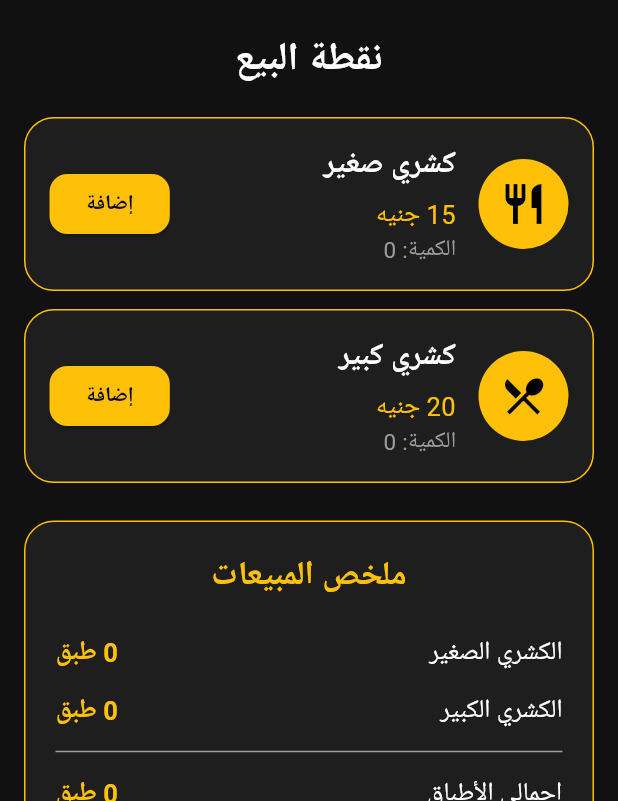
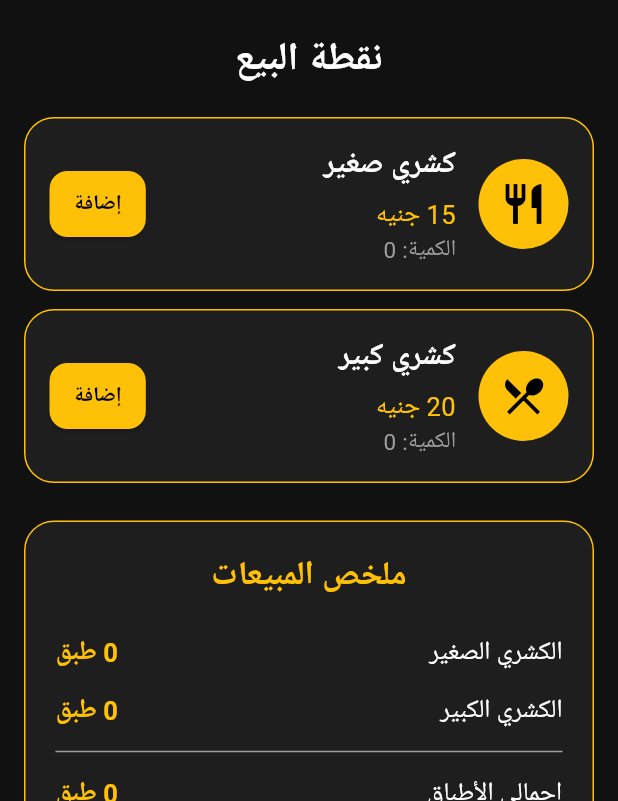
Before and after one commit to bestdelar4-netizen/CASHIER-PRO, a Flutter app: the screen it shows after launch, on a phone screen of 412 x 824 dp, the part 435-1236 px from its top. Run offline on Flutter 3.47's test engine with Material 3 defaults, Android fonts, the phone set to English and light mode, and no system bars.

Commit message:
Update main.dart

```diff
--- a/lib/main.dart
+++ b/lib/main.dart
@@ -1,6 +1,7 @@
 import 'package:flutter/material.dart';
 
 void main() {
+  WidgetsFlutterBinding.ensureInitialized();
   runApp(const KosharyApp());
 }
 
@@ -11,16 +12,17 @@ class KosharyApp extends StatelessWidget {
   Widget build(BuildContext context) {
     return MaterialApp(
       debugShowCheckedModeBanner: false,
+
+      // اسم التطبيق
       title: 'كشري أم سيف',
+
       theme: ThemeData(
         useMaterial3: true,
         colorSchemeSeed: Colors.amber,
         scaffoldBackgroundColor: const Color(0xFF111111),
       ),
-      home: const Directionality(
-        textDirection: TextDirection.rtl,
-        child: HomePage(),
-      ),
+
+      home: const HomePage(),
     );
   }
 }
@@ -36,9 +38,9 @@ class _HomePageState extends State<HomePage> {
   int smallCount = 0;
   int largeCount = 0;
 
-  double get total {
-    return (smallCount * 15) + (largeCount * 20);
-  }
+  int get totalDishes => smallCount + largeCount;
+
+  int get total => (smallCount * 15) + (largeCount * 20);
 
   void addSmall() {
     setState(() {
@@ -61,23 +63,29 @@ class _HomePageState extends State<HomePage> {
 
   @override
   Widget build(BuildContext context) {
-    return Scaffold(
+    return Directionality(
+      textDirection: TextDirection.rtl,
+      child: Scaffold(
         appBar: AppBar(
           title: const Text(
             'كشري أم سيف',
             style: TextStyle(
               fontWeight: FontWeight.bold,
+              fontSize: 22,
             ),
           ),
           centerTitle: true,
           backgroundColor: Colors.black,
           foregroundColor: Colors.amber,
         ),
+
         body: SingleChildScrollView(
           padding: const EdgeInsets.all(16),
           child: Column(
             children: [
+              // اللوجو
               Container(
+                width: double.infinity,
                 padding: const EdgeInsets.all(12),
                 decoration: BoxDecoration(
                   color: Colors.black,
@@ -94,6 +102,8 @@ class _HomePageState extends State<HomePage> {
                     height: 190,
                     width: double.infinity,
                     fit: BoxFit.contain,
+
+                    // لو الصورة حصل فيها مشكلة التطبيق مش هيقفل
                     errorBuilder: (context, error, stackTrace) {
                       return const SizedBox(
                         height: 190,
@@ -123,6 +133,7 @@ class _HomePageState extends State<HomePage> {
 
               const SizedBox(height: 20),
 
+              // الكشري الصغير
               _productCard(
                 title: 'كشري صغير',
                 price: 15,
@@ -133,6 +144,7 @@ class _HomePageState extends State<HomePage> {
 
               const SizedBox(height: 12),
 
+              // الكشري الكبير
               _productCard(
                 title: 'كشري كبير',
                 price: 20,
@@ -143,6 +155,7 @@ class _HomePageState extends State<HomePage> {
 
               const SizedBox(height: 25),
 
+              // ملخص المبيعات
               Container(
                 width: double.infinity,
                 padding: const EdgeInsets.all(20),
@@ -182,13 +195,13 @@ class _HomePageState extends State<HomePage> {
 
                     _summaryRow(
                       'إجمالي الأطباق',
-                    '${smallCount + largeCount} طبق',
+                      '$totalDishes طبق',
                     ),
 
                     const SizedBox(height: 10),
 
                     Text(
-                    'الإجمالي: ${total.toStringAsFixed(0)} جنيه',
+                      'الإجمالي: $total جنيه',
                       style: const TextStyle(
                         color: Colors.greenAccent,
                         fontSize: 24,
@@ -201,6 +214,7 @@ class _HomePageState extends State<HomePage> {
 
               const SizedBox(height: 20),
 
+              // زر تصفير المبيعات
               SizedBox(
                 width: double.infinity,
                 height: 55,
@@ -223,7 +237,10 @@ class _HomePageState extends State<HomePage> {
                   ),
                 ),
               ),
+
+              const SizedBox(height: 20),
             ],
+          ),
         ),
       ),
     );
@@ -293,11 +310,17 @@ class _HomePageState extends State<HomePage> {
             ),
           ),
 
+          const SizedBox(width: 10),
+
           ElevatedButton(
             onPressed: onPressed,
             style: ElevatedButton.styleFrom(
               backgroundColor: Colors.amber,
               foregroundColor: Colors.black,
+              padding: const EdgeInsets.symmetric(
+                horizontal: 16,
+                vertical: 12,
+              ),
               shape: RoundedRectangleBorder(
                 borderRadius: BorderRadius.circular(12),
               ),
```
Lines whose indentation alone changed are shown as unchanged.
